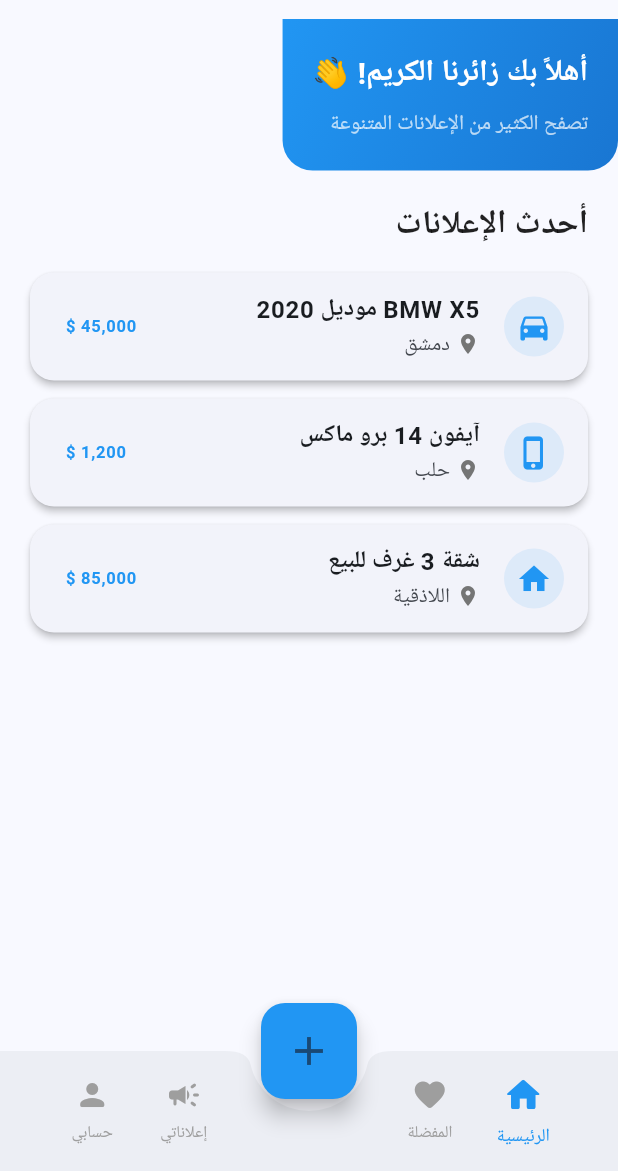
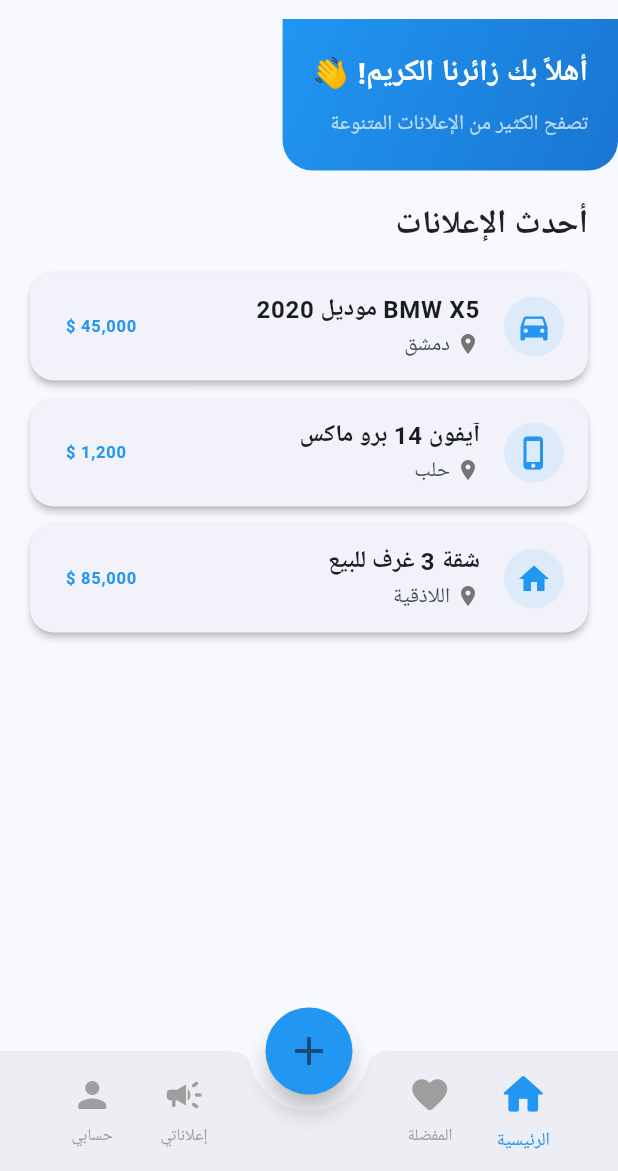
Before and after one commit to hashembadawi/forsa_ads_app, a Flutter app: the HomeScreen screen opened by its route, on a phone screen of 412 x 824 dp, the part 65-1236 px from its top. Run offline on Flutter 3.47's test engine with Material 3 defaults, Android fonts, the phone set to English and light mode, and no system bars; our stand-ins replace flutter_riverpod, go_router, google_fonts, image_picker, shared_preferences; accounts and stored records are empty; Roboto replaces fonts that are missing (Tajawal).

Commit message:
Enhance floating action button design and update icon size in navigation

```diff
--- a/lib/features/home/presentation/home_screen.dart
+++ b/lib/features/home/presentation/home_screen.dart
@@ -50,9 +50,13 @@ class _HomeScreenState extends ConsumerState<HomeScreen> {
         child: _screens[_selectedIndex],
       ),
       floatingActionButtonLocation: FloatingActionButtonLocation.centerDocked,
-      floatingActionButton: SizedBox(
+      floatingActionButton: Container(
         width: fabSize,
         height: fabSize,
+        decoration: BoxDecoration(
+          shape: BoxShape.circle,
+          border: Border.all(color: Colors.white, width: 3),
+        ),
         child: FloatingActionButton(
           onPressed: () async {
             final appState = ref.read(appStateProvider);
@@ -68,6 +72,8 @@ class _HomeScreenState extends ConsumerState<HomeScreen> {
             }
             setState(() => _selectedIndex = 2);
           },
+          shape: const CircleBorder(),
+          elevation: 6,
           backgroundColor: AppTheme.primaryColor,
           child: const Icon(Icons.add, size: 32),
         ),
@@ -130,7 +136,7 @@ class _HomeScreenState extends ConsumerState<HomeScreen> {
         child: Column(
           mainAxisAlignment: MainAxisAlignment.center,
           children: [
-            Icon(icon, size: selected ? 28 : 24, color: selected ? AppTheme.primaryColor : Colors.grey),
+            Icon(icon, size: selected ? 34 : 28, color: selected ? AppTheme.primaryColor : Colors.grey),
             const SizedBox(height: 4),
             Text(label, style: TextStyle(fontSize: selected ? 12 : 11, color: selected ? AppTheme.primaryColor : Colors.grey)),
           ],
```
